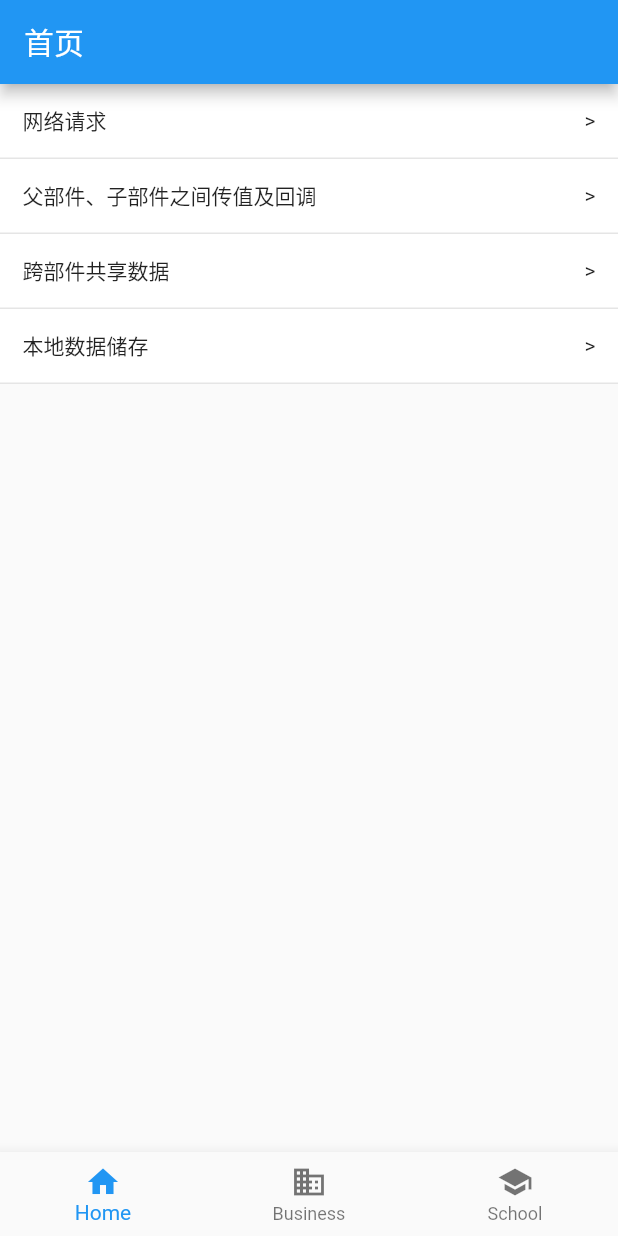
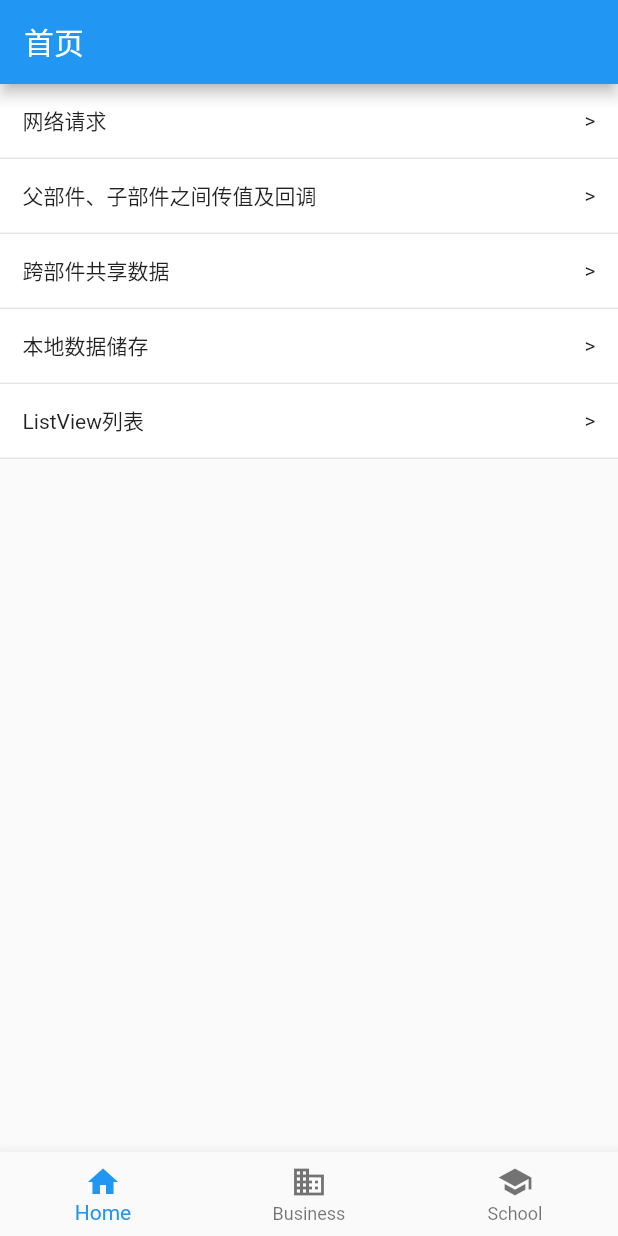
Before and after one commit to lifan-github/flutter_learn_app, a Flutter app: the screen it shows after launch, on a phone screen of 412 x 824 dp. Run offline on Flutter 3.47's test engine with Material 2 defaults, Android fonts, the phone set to English and light mode, and no system bars; our stand-ins replace dio; accounts and stored records are empty.

Commit message:
ListView基础组件使用

```diff
--- a/lib/main.dart
+++ b/lib/main.dart
@@ -2,6 +2,7 @@ import 'package:flutter/material.dart';
 import 'package:flutter_learn_app/routes/tab_navigator.dart';
 import 'package:flutter_learn_app/views/assets/details.dart';
 import 'package:flutter_learn_app/views/home/details.dart';
+import 'package:flutter_learn_app/views/home/listview.dart';
 import 'package:flutter_learn_app/views/home/network.dart';
 import 'package:flutter_learn_app/views/login/login.dart';
 import 'package:flutter_learn_app/views/noRoute/no_route.dart';
@@ -41,6 +42,7 @@ class MyApp extends StatelessWidget {
           "/": (context) => Tabnavigator(),
           "home_details": (context) => HomeDetails(),
           "network_page": (context) => NetworkPage(),
+          "listview_page": (context) => ListViewPage(),
           "assets_details": (context) => AssetsDetails(),
           "user_details": (context) => UserDetails(),
         };
--- a/lib/views/home/home_page.dart
+++ b/lib/views/home/home_page.dart
@@ -11,6 +11,7 @@ class _HomePageState extends State<HomePage> {
   var item2 = const {'labelText': '父部件、子部件之间传值及回调', 'route': '222'};
   var item3 = const {'labelText': '跨部件共享数据', 'route': '333'};
   var item4 = const {'labelText': '本地数据储存', 'route': '444'};
+  var item5 = const {'labelText': 'ListView列表', 'route': 'listview_page'};
 
   @override
   void initState() {
@@ -32,6 +33,7 @@ class _HomePageState extends State<HomePage> {
                 _ListItem(item2),
                 _ListItem(item3),
                 _ListItem(item4),
+                _ListItem(item5),
               ],
             ),
           )
```
Also changed, not shown: lib/views/home/listview.dart (added, +36 -0 lines).
